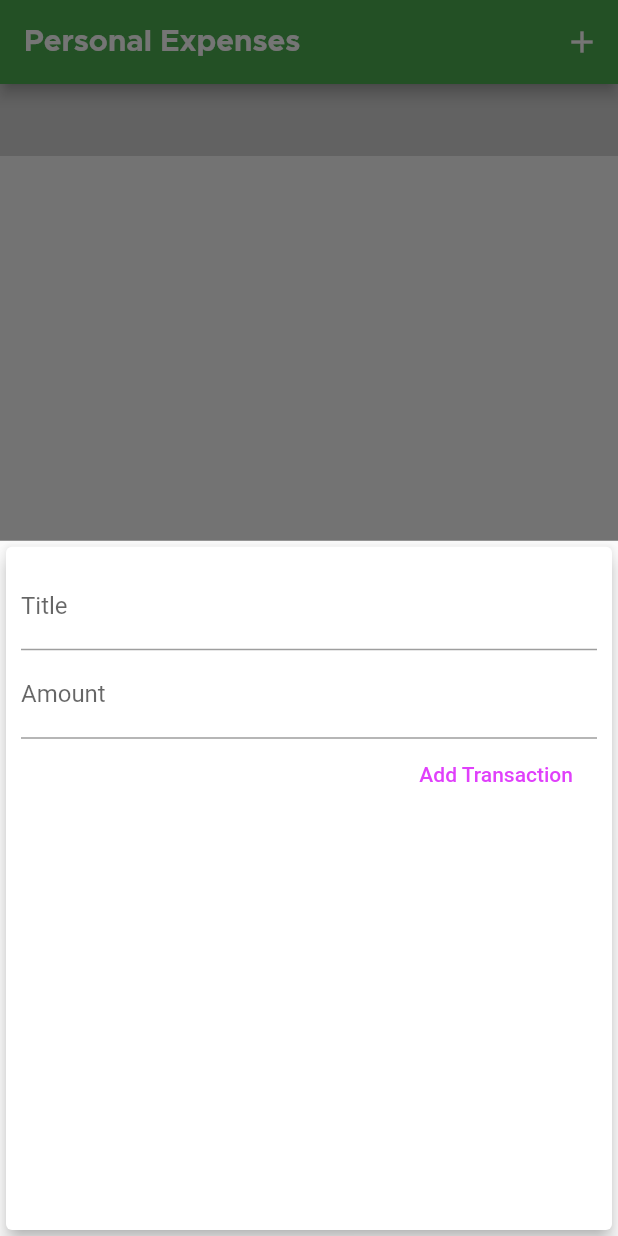
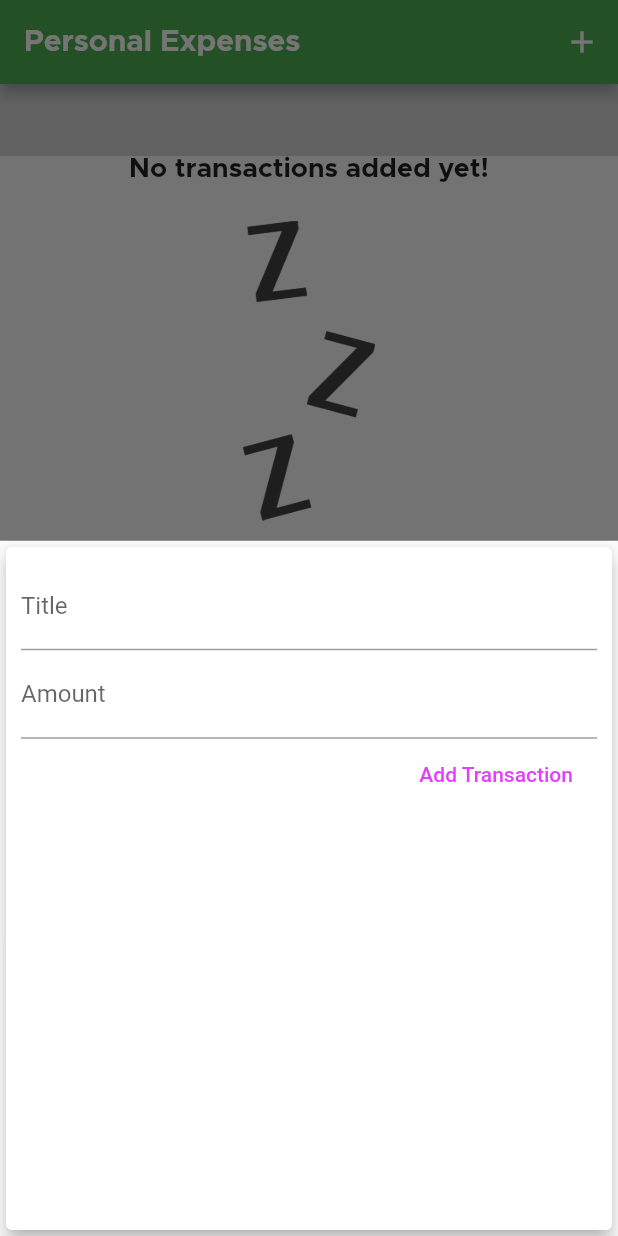
Before and after one commit to nekoto-kun/expense_app, a Flutter app: the screen it shows after launch, after a tap on the "add" icon, on a phone screen of 412 x 824 dp. Run offline on Flutter 3.47's test engine with Material 2 defaults, Android fonts, the phone set to English and light mode, and no system bars.

Commit message:
Improved interface

```diff
--- a/lib/widgets/new_transaction.dart
+++ b/lib/widgets/new_transaction.dart
@@ -1,12 +1,18 @@
 import 'package:flutter/material.dart';
 
-class NewTransaction extends StatelessWidget {
-  final titleController = TextEditingController();
-  final amountController = TextEditingController();
-
+class NewTransaction extends StatefulWidget {
   final Function addTxHandler;
 
   NewTransaction(this.addTxHandler);
+
+  @override
+  _NewTransactionState createState() => _NewTransactionState();
+}
+
+class _NewTransactionState extends State<NewTransaction> {
+  final titleController = TextEditingController();
+
+  final amountController = TextEditingController();
 
   void submitData() {
     final submittedTitle = titleController.text;
@@ -16,10 +22,12 @@ class NewTransaction extends StatelessWidget {
       return;
     }
 
-    addTxHandler(
+    widget.addTxHandler(
       submittedTitle,
       submittedAmount,
     );
+
+    Navigator.of(context).pop();
   }
 
   @override
--- a/lib/widgets/transaction_list.dart
+++ b/lib/widgets/transaction_list.dart
@@ -12,7 +12,26 @@ class TransactionList extends StatelessWidget {
   Widget build(BuildContext context) {
     return Container(
       height: 300,
-      child: ListView.builder(
+      child: transactions.isEmpty
+          ? Column(
+              children: <Widget>[
+                Text(
+                  'No transactions added yet!',
+                  style: Theme.of(context).textTheme.title,
+                ),
+                SizedBox(
+                  height: 25,
+                ),
+                Container(
+                  height: 200,
+                  child: Image.asset(
+                    'assets/images/waiting.png',
+                    fit: BoxFit.cover,
+                  ),
+                ),
+              ],
+            )
+          : ListView.builder(
               itemBuilder: (ctx, index) {
                 return Card(
                   child: Row(
@@ -24,7 +43,7 @@ class TransactionList extends StatelessWidget {
                         ),
                         decoration: BoxDecoration(
                           border: Border.all(
-                      color: Colors.purpleAccent,
+                            color: Theme.of(context).primaryColorDark,
                             width: 2,
                           ),
                         ),
@@ -34,7 +53,7 @@ class TransactionList extends StatelessWidget {
                           style: TextStyle(
                             fontWeight: FontWeight.bold,
                             fontSize: 20,
-                      color: Colors.purple,
+                            color: Theme.of(context).primaryColor,
                           ),
                         ),
                       ),
@@ -43,13 +62,11 @@ class TransactionList extends StatelessWidget {
                         children: <Widget>[
                           Text(
                             transactions[index].title,
-                      style: TextStyle(
-                        fontSize: 16,
-                        fontWeight: FontWeight.bold,
-                      ),
+                            style: Theme.of(context).textTheme.title,
                           ),
                           Text(
-                      DateFormat.yMMMMd().format(transactions[index].date),
+                            DateFormat.yMMMMd()
+                                .format(transactions[index].date),
                             style: TextStyle(
                               color: Colors.grey,
                             ),
```
Lines whose indentation alone changed are shown as unchanged.
